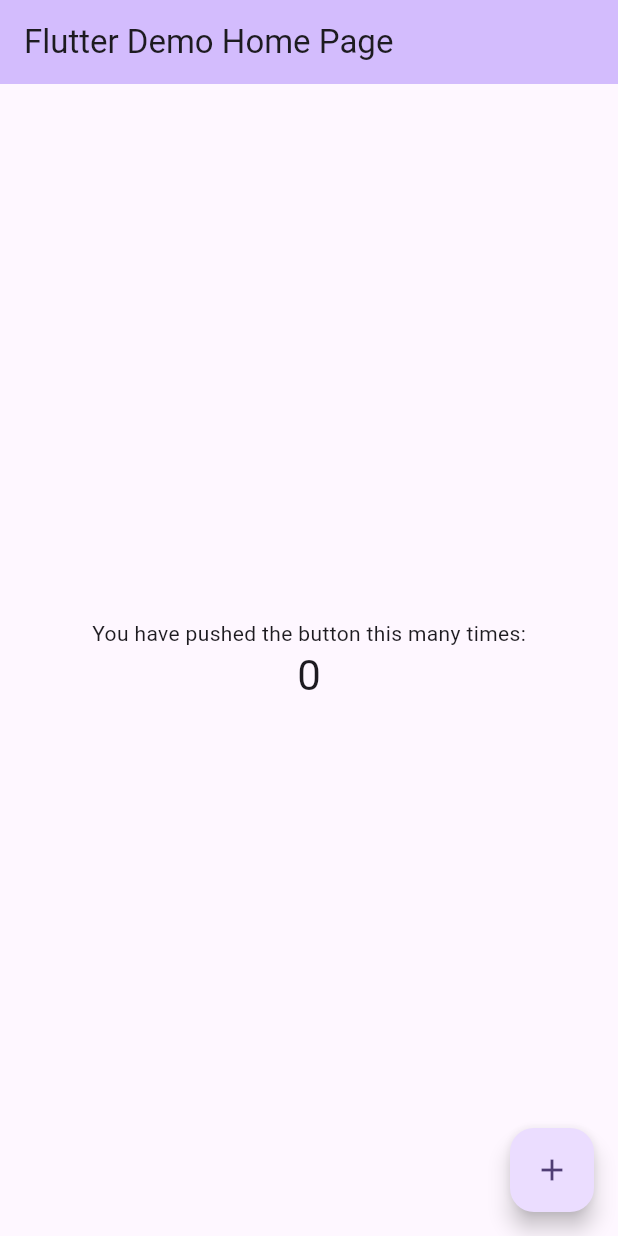
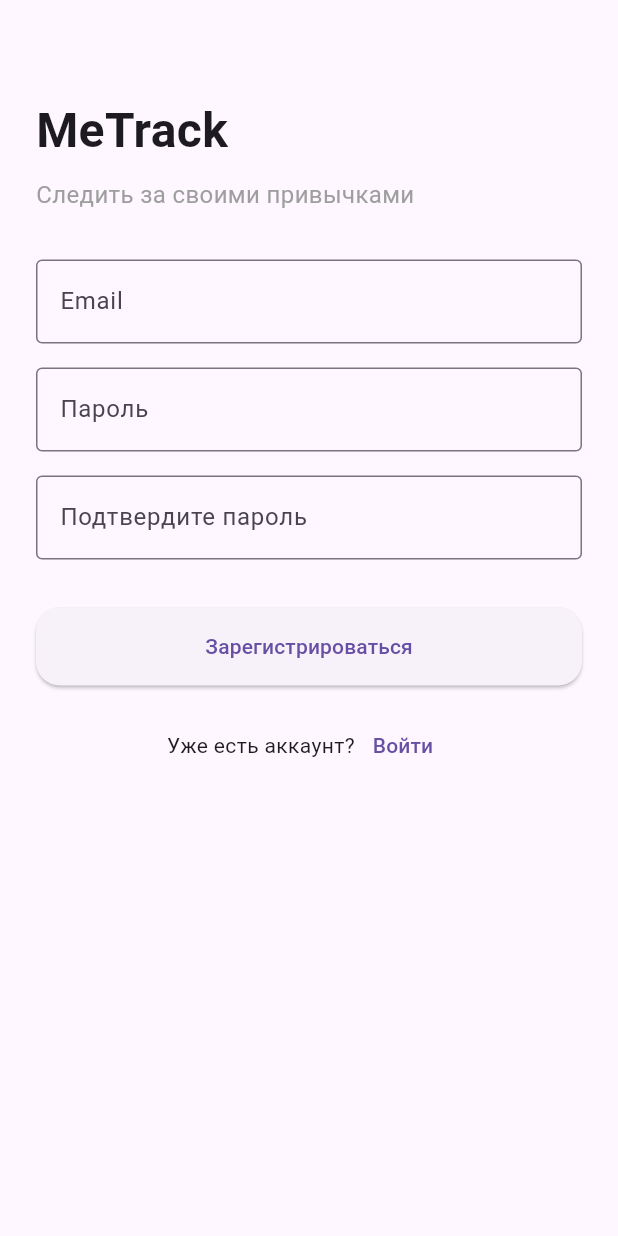
Before and after one commit to Solvq/MeTrack, a Flutter app: the screen it shows after launch, on a phone screen of 412 x 824 dp. Run offline on Flutter 3.47's test engine with Material 3 defaults, Android fonts, the phone set to English and light mode, and no system bars.

Commit message:
Добавлены экраны регистрации и логина

```diff
--- a/lib/main.dart
+++ b/lib/main.dart
@@ -1,4 +1,5 @@
 import 'package:flutter/material.dart';
+import 'screens/auth/register_screen.dart';
 
 void main() {
   runApp(const MyApp());
@@ -7,116 +8,11 @@ void main() {
 class MyApp extends StatelessWidget {
   const MyApp({super.key});
 
-  // This widget is the root of your application.
   @override
   Widget build(BuildContext context) {
-    return MaterialApp(
-      title: 'Flutter Demo',
-      theme: ThemeData(
-        // This is the theme of your application.
-        //
-        // TRY THIS: Try running your application with "flutter run". You'll see
-        // the application has a purple toolbar. Then, without quitting the app,
-        // try changing the seedColor in the colorScheme below to Colors.green
-        // and then invoke "hot reload" (save your changes or press the "hot
-        // reload" button in a Flutter-supported IDE, or press "r" if you used
-        // the command line to start the app).
-        //
-        // Notice that the counter didn't reset back to zero; the application
-        // state is not lost during the reload. To reset the state, use hot
-        // restart instead.
-        //
-        // This works for code too, not just values: Most code changes can be
-        // tested with just a hot reload.
-        colorScheme: .fromSeed(seedColor: Colors.deepPurple),
-      ),
-      home: const MyHomePage(title: 'Flutter Demo Home Page'),
+    return const MaterialApp(
+      debugShowCheckedModeBanner: false,
+      home: RegisterScreen(),
     );
   }
 }
-
-class MyHomePage extends StatefulWidget {
-  const MyHomePage({super.key, required this.title});
-
-  // This widget is the home page of your application. It is stateful, meaning
-  // that it has a State object (defined below) that contains fields that affect
-  // how it looks.
-
-  // This class is the configuration for the state. It holds the values (in this
-  // case the title) provided by the parent (in this case the App widget) and
-  // used by the build method of the State. Fields in a Widget subclass are
-  // always marked "final".
-
-  final String title;
-
-  @override
-  State<MyHomePage> createState() => _MyHomePageState();
-}
-
-class _MyHomePageState extends State<MyHomePage> {
-  int _counter = 0;
-
-  void _incrementCounter() {
-    setState(() {
-      // This call to setState tells the Flutter framework that something has
-      // changed in this State, which causes it to rerun the build method below
-      // so that the display can reflect the updated values. If we changed
-      // _counter without calling setState(), then the build method would not be
-      // called again, and so nothing would appear to happen.
-      _counter++;
-    });
-  }
-
-  @override
-  Widget build(BuildContext context) {
-    // This method is rerun every time setState is called, for instance as done
-    // by the _incrementCounter method above.
-    //
-    // The Flutter framework has been optimized to make rerunning build methods
-    // fast, so that you can just rebuild anything that needs updating rather
-    // than having to individually change instances of widgets.
-    return Scaffold(
-      appBar: AppBar(
-        // TRY THIS: Try changing the color here to a specific color (to
-        // Colors.amber, perhaps?) and trigger a hot reload to see the AppBar
-        // change color while the other colors stay the same.
-        backgroundColor: Theme.of(context).colorScheme.inversePrimary,
-        // Here we take the value from the MyHomePage object that was created by
-        // the App.build method, and use it to set our appbar title.
-        title: Text(widget.title),
-      ),
-      body: Center(
-        // Center is a layout widget. It takes a single child and positions it
-        // in the middle of the parent.
-        child: Column(
-          // Column is also a layout widget. It takes a list of children and
-          // arranges them vertically. By default, it sizes itself to fit its
-          // children horizontally, and tries to be as tall as its parent.
-          //
-          // Column has various properties to control how it sizes itself and
-          // how it positions its children. Here we use mainAxisAlignment to
-          // center the children vertically; the main axis here is the vertical
-          // axis because Columns are vertical (the cross axis would be
-          // horizontal).
-          //
-          // TRY THIS: Invoke "debug painting" (choose the "Toggle Debug Paint"
-          // action in the IDE, or press "p" in the console), to see the
-          // wireframe for each widget.
-          mainAxisAlignment: .center,
-          children: [
-            const Text('You have pushed the button this many times:'),
-            Text(
-              '$_counter',
-              style: Theme.of(context).textTheme.headlineMedium,
-            ),
-          ],
-        ),
-      ),
-      floatingActionButton: FloatingActionButton(
-        onPressed: _incrementCounter,
-        tooltip: 'Increment',
-        child: const Icon(Icons.add),
-      ),
-    );
-  }
-}
--- /dev/null
+++ b/lib/screens/auth/register_screen.dart
@@ -0,0 +1,113 @@
+import 'package:flutter/material.dart';
+import 'login_screen.dart';
+
+class RegisterScreen extends StatelessWidget {
+  const RegisterScreen({super.key});
+
+  @override
+  Widget build(BuildContext context) {
+    return Scaffold(
+      body: SafeArea(
+        child: SingleChildScrollView(
+          padding: const EdgeInsets.all(24),
+          child: Column(
+            crossAxisAlignment: CrossAxisAlignment.stretch,
+            children: [
+              const SizedBox(height: 40),
+
+              // Заголовок
+              const Text(
+                'MeTrack',
+
+
+                style: TextStyle(
+                  fontSize: 32,
+                  fontWeight: FontWeight.bold,
+                ),
+              ),
+
+              const SizedBox(height: 8),
+
+              const Text(
+                'Cледить за своими привычками',
+                style: TextStyle(
+                  fontSize: 16,
+                  color: Colors.grey,
+                ),
+              ),
+
+              const SizedBox(height: 32),
+
+              // Email
+              TextFormField(
+                decoration: const InputDecoration(
+                  labelText: 'Email',
+                  border: OutlineInputBorder(),
+                ),
+              ),
+
+              const SizedBox(height: 16),
+
+              // Пароль
+              TextFormField(
+                obscureText: true,
+                decoration: const InputDecoration(
+                  labelText: 'Пароль',
+                  border: OutlineInputBorder(),
+                ),
+              ),
+
+              const SizedBox(height: 16),
+
+              // Подтверждение пароля
+              TextFormField(
+                obscureText: true,
+                decoration: const InputDecoration(
+                  labelText: 'Подтвердите пароль',
+                  border: OutlineInputBorder(),
+                ),
+              ),
+
+              const SizedBox(height: 32),
+
+              // Кнопка регистрации
+              ElevatedButton(
+  onPressed: () {},
+  style: ElevatedButton.styleFrom(
+    padding: const EdgeInsets.symmetric(vertical: 16),
+    shape: RoundedRectangleBorder(
+      borderRadius: BorderRadius.circular(16),
+    ),
+  ),
+  child: const Text('Зарегистрироваться'),
+),
+
+
+              const SizedBox(height: 16),
+
+              // Переход к входу
+              Row(
+                mainAxisAlignment: MainAxisAlignment.center,
+                children: [
+                  const Text('Уже есть аккаунт?'),
+                  TextButton(
+  onPressed: () {
+    Navigator.push(
+      context,
+      MaterialPageRoute(
+        builder: (context) => const LoginScreen(),
+      ),
+    );
+  },
+  child: const Text('Войти'),
+),
+
+                ],
+              ),
+            ],
+          ),
+        ),
+      ),
+    );
+  }
+}
```
Also changed, not shown: lib/screens/auth/login_screen.dart (added, +92 -0 lines), lib/app.dart (added), lib/screens/widgets/auth/auth_button.dart (added), lib/screens/widgets/auth/auth_text_field.dart (added), 1 other file.
